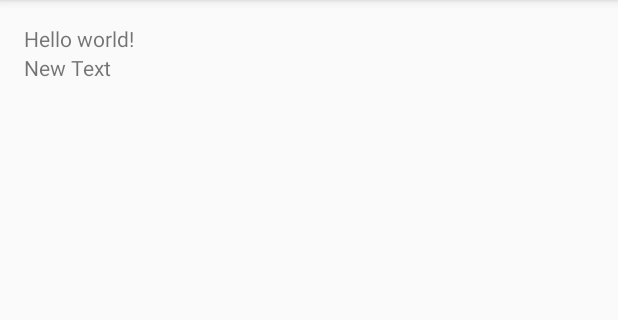
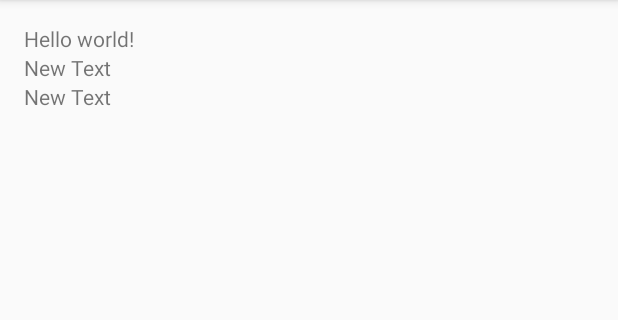
Before and after one commit to rcaballeron/My_Application2, an Android app: the screen it shows after launch (MainActivity), on a phone screen of 412 x 824 dp, the part 84-404 px from its top. Run offline under Robolectric (Android 15) with nearby library versions, the phone set to English and light mode, and no system bars.

Commit message:
change layout

```diff
--- a/app/src/main/res/layout/activity_main.xml
+++ b/app/src/main/res/layout/activity_main.xml
@@ -23,6 +23,11 @@
             android:text="@string/aa"
             android:id="@+id/textView2" />
 
+        <TextView
+            android:layout_width="wrap_content"
+            android:layout_height="wrap_content"
+            android:text="New Text"
+            android:id="@+id/textView3" />
     </LinearLayout>
 
 </RelativeLayout>
```
